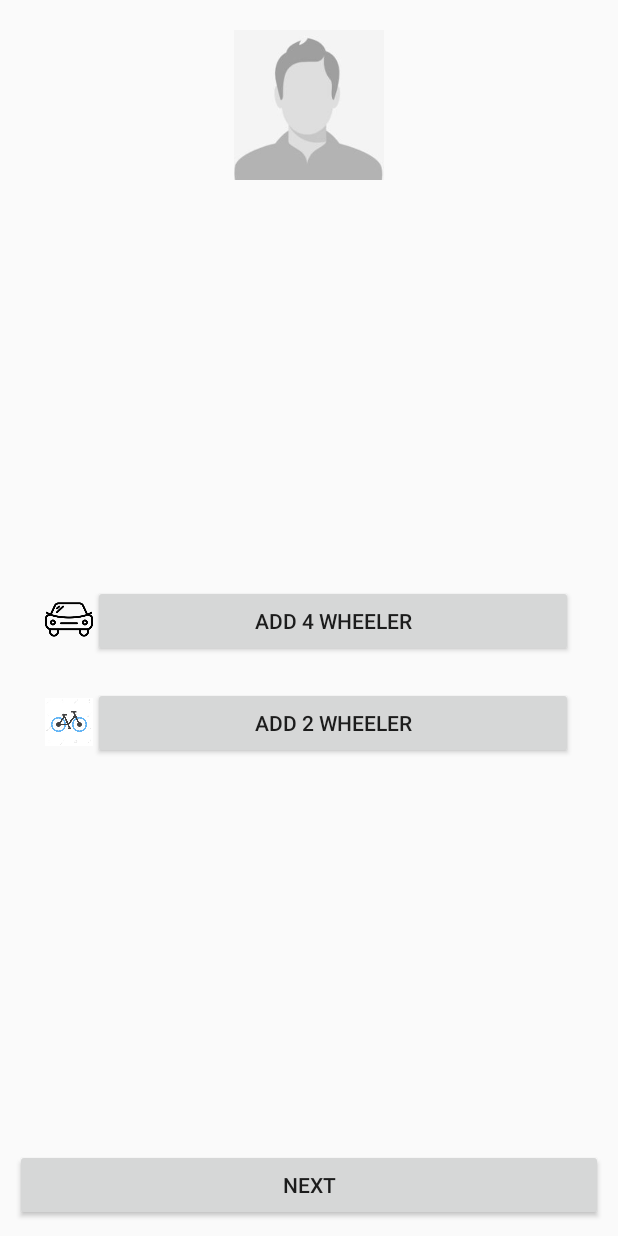
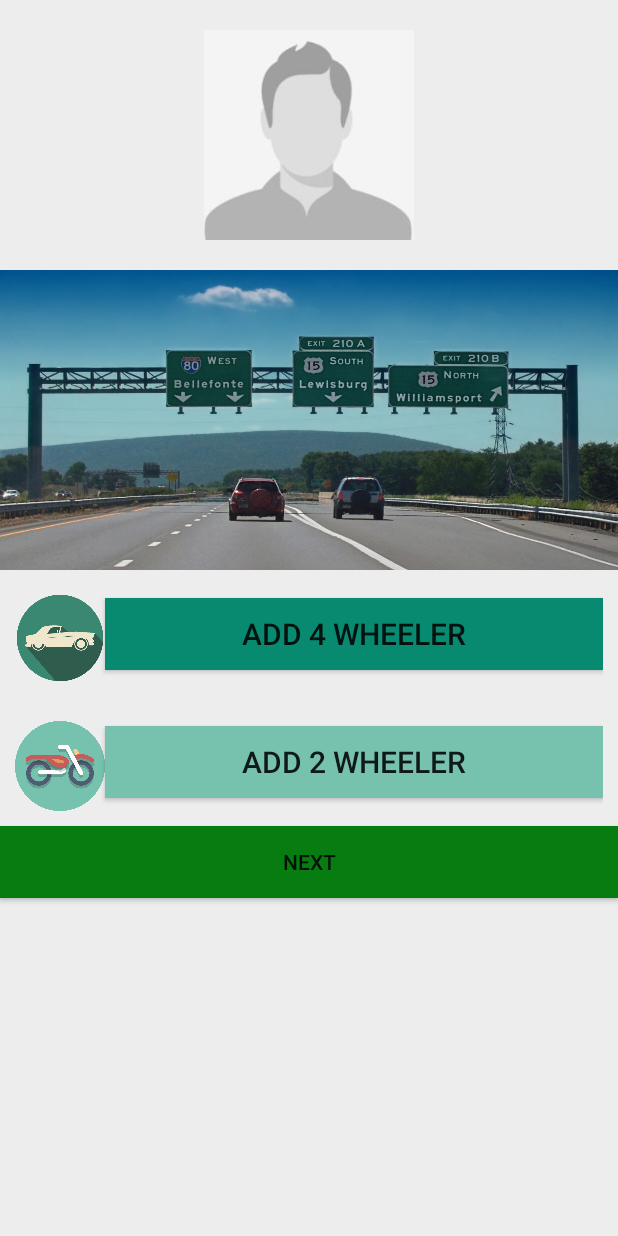
Before and after one commit to codedsun/OnRoadWheels, an Android app: the VehicalRegisteration screen opened directly, with no data from a screen before it, on a phone screen of 412 x 824 dp. Run offline under Robolectric (Android 15) with nearby library versions, the phone set to English and light mode, and no system bars; 2 statements that could not run were skipped.

Commit message:
Updated layout and bug fix

```diff
--- a/app/src/main/java/com/example/suneet/onroadwheels/Registration.java
+++ b/app/src/main/java/com/example/suneet/onroadwheels/Registration.java
@@ -21,6 +21,7 @@ import com.google.firebase.database.DatabaseReference;
 import com.google.firebase.database.FirebaseDatabase;
 
 import java.util.ArrayList;
+import java.util.List;
 
 public class Registration extends Activity {
     Intent recieved;
@@ -37,7 +38,7 @@ public class Registration extends Activity {
     DatabaseReference database;
     User user;
     UserProfile userProfile;
-    ArrayList<EmergencyContact>  emergencyContacts=new ArrayList<>();
+    ArrayList<EmergencyContact> emergencyContacts=new ArrayList<>();
     ArrayList<Vehicle> vehicles=new ArrayList<>();
 
 
--- a/app/src/main/java/com/example/suneet/onroadwheels/User.java
+++ b/app/src/main/java/com/example/suneet/onroadwheels/User.java
@@ -2,6 +2,7 @@ package com.example.suneet.onroadwheels;
 
 import java.lang.reflect.Array;
 import java.util.ArrayList;
+import java.util.List;
 
 /**
  * Created by suneet on 29/7/17.
--- a/app/src/main/res/layout/activity_vehical_registeration.xml
+++ b/app/src/main/res/layout/activity_vehical_registeration.xml
@@ -4,25 +4,30 @@
     xmlns:tools="http://schemas.android.com/tools"
     android:layout_width="match_parent"
     android:layout_height="match_parent"
+    android:background="@color/colorBackground"
     tools:context="com.example.suneet.onroadwheels.VehicalRegisteration"
     android:orientation="vertical">
     <ImageView
         android:layout_margin="20dp"
-        android:layout_width="100dp"
-        android:layout_height="100dp"
+        android:layout_width="140dp"
+        android:layout_height="140dp"
         android:id="@+id/userImage"
         android:layout_gravity="center"
         android:src="@drawable/dummy_user_pic" />
 
     <LinearLayout
         android:layout_width="match_parent"
-        android:layout_height="0dp"
-        android:layout_weight="1"
+        android:layout_height="wrap_content"
         android:orientation="vertical"
         android:layout_gravity="center"
-        android:layout_margin="20dp"
         android:gravity="center">
 
+        <ImageView
+            android:layout_width="match_parent"
+            android:layout_height="200dp"
+            android:scaleType="matrix"
+            android:id="@+id/vechilePromo"
+            android:background="@drawable/vechilePromo"/>
 
         <LinearLayout
             android:layout_width="match_parent"
@@ -31,18 +36,19 @@
             android:layout_margin="10dp">
             <ImageView
                 android:layout_marginTop="5dp"
-                android:layout_weight="10"
                 android:id="@+id/imageView3"
-                android:layout_width="match_parent"
-                android:layout_height="35dp"
+                android:layout_width="60dp"
+                android:layout_height="60dp"
                 android:src="@drawable/dummy_4_wheeler" />
-
             <Button
                 android:id="@+id/button4wheeler"
+                android:layout_gravity="center"
                 android:layout_width="match_parent"
                 android:layout_height="wrap_content"
+                android:background="@color/colorDarkGreen"
                 android:text="add 4 wheeler"
-                android:layout_weight="1"/>
+                android:textSize="20dp"
+                android:textStyle="normal"/>
 
         </LinearLayout>
 
@@ -60,17 +66,20 @@
             <ImageView
                 android:layout_marginTop="5dp"
                 android:id="@+id/imageView4"
-                android:layout_width="wrap_content"
-                android:layout_height="35dp"
-                android:layout_weight="10"
+                android:layout_width="60dp"
+                android:layout_height="60dp"
                 android:src="@drawable/dummy_2_wheeler" />
 
             <Button
                 android:id="@+id/button2wheeler"
+                android:gravity="center"
+                android:layout_gravity="center"
+                android:textSize="20dp"
+                android:textStyle="normal"
+                android:background="#76C2AF"
                 android:layout_width="match_parent"
                 android:layout_height="wrap_content"
-                android:text="add 2 wheeler"
-                android:layout_weight="1"/>
+                android:text="add 2 wheeler" />
 
 
         </LinearLayout>
@@ -81,10 +90,10 @@
             android:id="@+id/wheeler2CardView"/>
     </LinearLayout>
 
+
     <Button
-        android:id="@+id/button2"
-        android:layout_margin="10dp"
         android:layout_width="match_parent"
         android:layout_height="wrap_content"
-        android:text="next" />
+        android:text="NEXT"
+        android:background="@color/colorGreen"/>
 </LinearLayout>
--- a/app/src/main/res/values/colors.xml
+++ b/app/src/main/res/values/colors.xml
@@ -4,5 +4,8 @@
     <color name="colorPrimaryDark">#303F9F</color>
     <color name="colorAccent">#FF4081</color>
     <color name="colorText">#000000</color>
-    <color name="colorBackground">#FAFAFA</color>
+    <color name="colorBackground">#EDEDED</color>
+    <color name="colorGreen">#077d11</color>
+    <color name="colorDarkGreen">#088A71</color>
+
 </resources>
```
Also changed, not shown: app/src/main/java/com/example/suneet/onroadwheels/App.java (added, +10 -0 lines), app/src/main/java/com/example/suneet/onroadwheels/MainActivity.java (+12 -0 lines), app/src/main/res/layout/activity_main.xml (+12 -6 lines), app/src/main/res/drawable/dummy_2_wheeler.jpg (deleted), app/src/main/res/drawable/dummy_2_wheeler.png (added), app/src/main/res/drawable/dummy_4_wheeler.png, app/src/main/res/drawable/vechilePromo.jpg (added).
